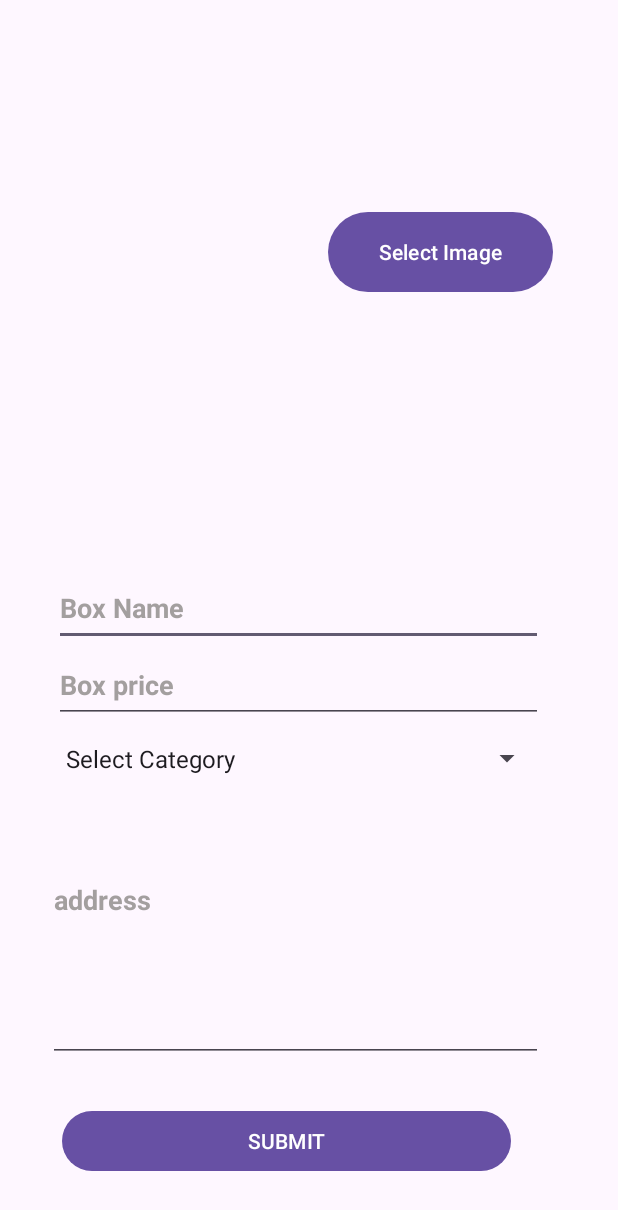
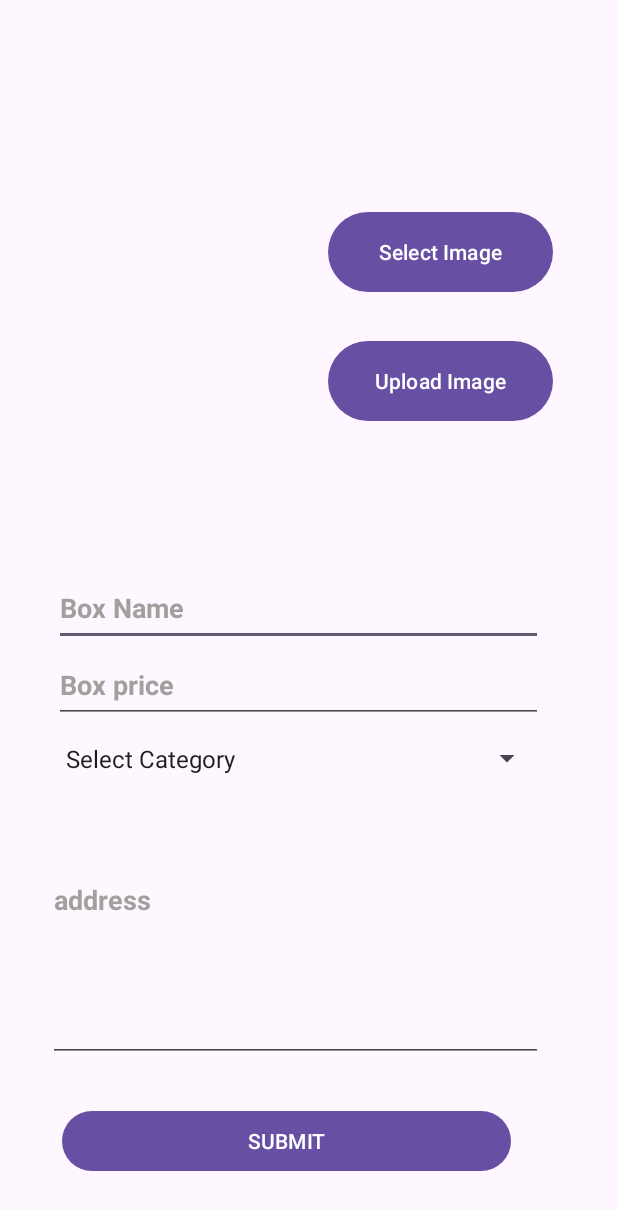
Before and after one commit to het-2583/Box, an Android app: the AddGroundActivity screen opened directly, with no data from a screen before it, after a tap on "Select Image", on a phone screen of 412 x 824 dp. Shown: the top 1210 px of the screen. Run offline under Robolectric (Android 15) with nearby library versions, the phone set to English and light mode, and no system bars; our stand-ins replace Firebase (no records; nobody signed in at launch, a user with empty details on screens opened directly).

Commit message:
add ground Done !!!!

```diff
--- a/app/src/main/java/com/example/box/AddGroundActivity.kt
+++ b/app/src/main/java/com/example/box/AddGroundActivity.kt
@@ -1,33 +1,28 @@
 package com.example.box
-
-
-
-
 
 import android.content.Intent
 import android.net.Uri
 import android.os.Bundle
-
 import android.widget.Button
 import android.widget.EditText
 import android.widget.Spinner
 import androidx.activity.result.contract.ActivityResultContracts
 import androidx.appcompat.app.AppCompatActivity
-
 import com.google.firebase.database.FirebaseDatabase
 import com.google.firebase.storage.FirebaseStorage
 import com.google.firebase.storage.StorageReference
 import java.util.UUID
 
-class AddGroundActivity  : AppCompatActivity() {
+class AddGroundActivity : AppCompatActivity() {
     private lateinit var databaseReference: FirebaseDatabase
     private lateinit var storageReference: StorageReference
 
-    private val pickImage = registerForActivityResult(ActivityResultContracts.StartActivityForResult()) { result ->
+    private val pickImage =
+        registerForActivityResult(ActivityResultContracts.StartActivityForResult()) { result ->
             if (result.resultCode == RESULT_OK) {
                 val data: Intent? = result.data
                 if (data != null && data.data != null) {
-                val selectedImageUri: Uri = data.data!!
+                    selectedImageUri = data.data!!
                     // Now you can use the selectedImageUri to do whatever you want with the selected image.
                     // For example, display it in an ImageView:
                     // imageView.setImageURI(selectedImageUri)
@@ -39,42 +34,41 @@ class AddGroundActivity  : AppCompatActivity() {
     private lateinit var boxPriceEditText: EditText
     private lateinit var categorySpinner: Spinner
     private lateinit var addressEditText: EditText
-
+    private lateinit var selectedImageUri: Uri
 
     override fun onCreate(savedInstanceState: Bundle?) {
-        super.onCreate(savedInstanceState);
-
-        setContentView(R.layout.add_ground);
+        super.onCreate(savedInstanceState)
+        setContentView(R.layout.add_ground)
 
         storageReference = FirebaseStorage.getInstance().reference
         databaseReference = FirebaseDatabase.getInstance()
+
         boxNameEditText = findViewById(R.id.boxName)
         boxPriceEditText = findViewById(R.id.boxPrice)
         categorySpinner = findViewById(R.id.selectSports)
         addressEditText = findViewById(R.id.address)
 
         val selectImageButton: Button = findViewById(R.id.selectimage)
-        selectImageButton.setOnClickListener{
+        selectImageButton.setOnClickListener {
             openImagePicker()
+        }
 
-        }
-        val SubmitButton: Button = findViewById(R.id.selectimage)
-        SubmitButton.setOnClickListener{
+        val submitButton: Button = findViewById(R.id.uploadimage)
+        submitButton.setOnClickListener {
             if (::selectedImageUri.isInitialized) {
                 uploadImage(selectedImageUri)
             } else {
                 // Display an error message or handle the case where no image has been selected
             }
-            saveImageToDatabase("imageUrl")
-
         }
     }
-    private lateinit var selectedImageUri: Uri
+
     private fun openImagePicker() {
         val intent = Intent(Intent.ACTION_GET_CONTENT)
         intent.type = "image/*"
         pickImage.launch(Intent.createChooser(intent, "Select Picture"))
     }
+
     private fun uploadImage(imageUri: Uri) {
         val imageRef = storageReference.child("images/${UUID.randomUUID()}")
         val uploadTask = imageRef.putFile(imageUri)
@@ -95,22 +89,22 @@ class AddGroundActivity  : AppCompatActivity() {
             }
         }
     }
+
     private fun saveImageToDatabase(imageUrl: String) {
         val boxName = boxNameEditText.text.toString()
         val boxPrice = boxPriceEditText.text.toString().toDoubleOrNull() ?: 0.0
         val category = categorySpinner.selectedItem.toString()
         val address = addressEditText.text.toString()
 
-
-
         val imagesRef = databaseReference.reference.child("images")
         val groundId = imagesRef.push().key ?: return
 
-        val imageInfo = ImageInfo(imageUrl, groundId , boxName , boxPrice , category , address )
+        val imageInfo = ImageInfo(imageUrl, groundId, boxName, boxPrice, category, address)
 
         imagesRef.child(groundId).setValue(imageInfo)
     }
 }
+
 data class ImageInfo(
     val imageUrl: String,
     val groundId: String,
--- a/app/src/main/res/layout/add_ground.xml
+++ b/app/src/main/res/layout/add_ground.xml
@@ -108,14 +108,14 @@
         android:layout_marginBottom="609dp"
         android:text="Select Image" />
 
-<!--    <Button-->
-<!--        android:id="@+id/uploadimage"-->
-<!--        android:layout_width="150dp"-->
-<!--        android:layout_height="61dp"-->
-<!--        android:layout_alignParentEnd="true"-->
-<!--        android:layout_alignParentBottom="true"-->
-<!--        android:layout_marginStart="25dp"-->
-<!--        android:layout_marginEnd="27dp"-->
-<!--        android:layout_marginBottom="523dp"-->
-<!--        android:text="Select Image" />-->
+    <Button
+        android:id="@+id/uploadimage"
+        android:layout_width="150dp"
+        android:layout_height="61dp"
+        android:layout_alignParentEnd="true"
+        android:layout_alignParentBottom="true"
+        android:layout_marginStart="25dp"
+        android:layout_marginEnd="27dp"
+        android:layout_marginBottom="523dp"
+        android:text="Upload Image" />
 </RelativeLayout>
```
Lines whose indentation alone changed are shown as unchanged.
